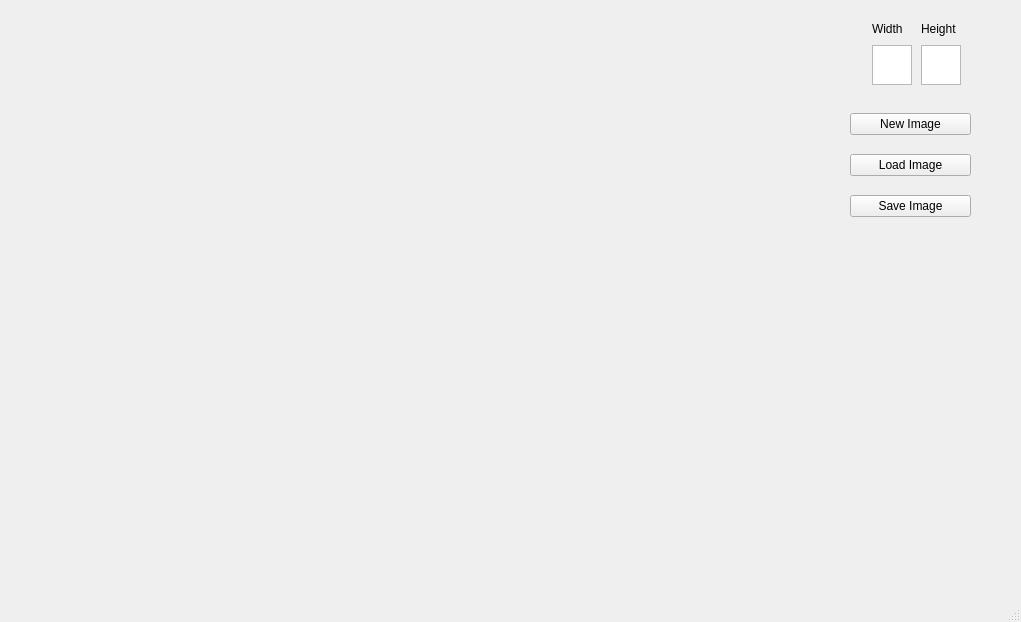
Sof-valur/Paint-, file PaintPP/mainwindow.ui: the form before one commit.
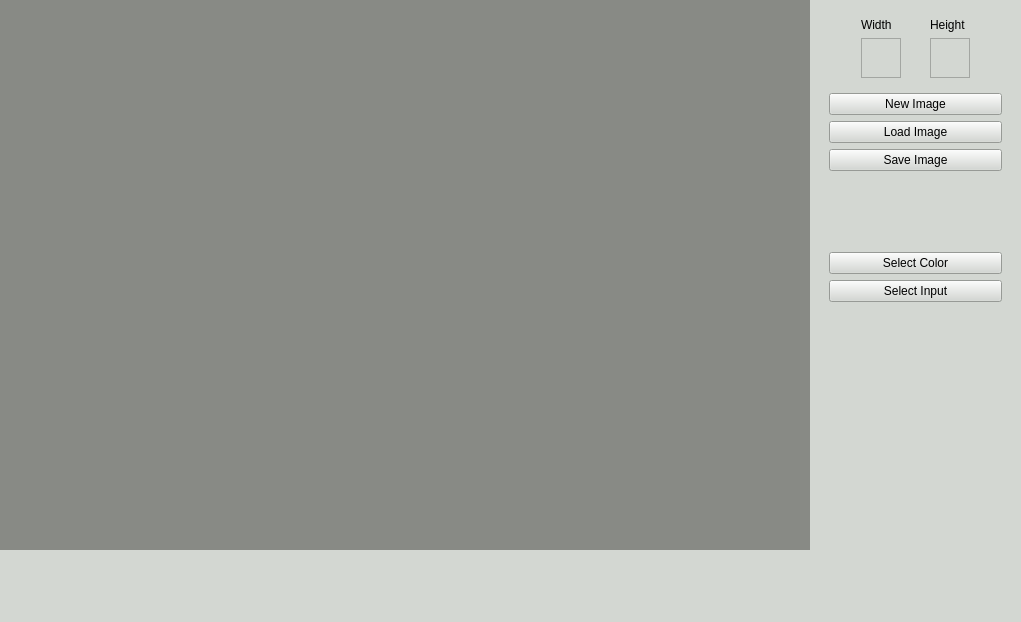
The form after the commit. Icons and pictures are not drawn.

Commit message:
color picker + crash fixes
agregado paleta de colores para elegir el color del trazo, problemas que generan crash en el programa fueron solucionados

What changed in the file:
```diff
--- a/PaintPP/mainwindow.ui
+++ b/PaintPP/mainwindow.ui
@@ -20,6 +20,10 @@
   <property name="autoFillBackground">
    <bool>false</bool>
   </property>
+  <property name="styleSheet">
+   <string notr="true">background-color: rgb(211, 215, 210);
+border-color: rgb(46, 52, 54);</string>
+  </property>
   <widget class="QWidget" name="centralwidget">
    <widget class="QLabel" name="Image_lbl">
     <property name="geometry">
@@ -42,6 +46,11 @@
     <property name="mouseTracking">
      <bool>true</bool>
     </property>
+    <property name="styleSheet">
+     <string notr="true">border-color: rgb(0, 0, 0);
+background-color: rgb(136, 138, 133);
+</string>
+    </property>
     <property name="text">
      <string/>
     </property>
@@ -51,22 +60,20 @@
      <rect>
       <x>820</x>
       <y>0</y>
-      <width>201</width>
-      <height>561</height>
+      <width>191</width>
+      <height>311</height>
      </rect>
     </property>
     <property name="autoFillBackground">
      <bool>false</bool>
     </property>
+    <property name="styleSheet">
+     <string notr="true">border-color: rgb(0, 0, 0);
+border-color: rgb(46, 52, 54);</string>
+    </property>
+    <layout class="QGridLayout" name="gridLayout_2">
+     <item row="0" column="0">
     <widget class="QFrame" name="formFrame">
-     <property name="geometry">
-      <rect>
-       <x>40</x>
-       <y>10</y>
-       <width>113</width>
-       <height>84</height>
-      </rect>
-     </property>
      <layout class="QGridLayout" name="gridLayout">
       <item row="0" column="1">
        <widget class="QLabel" name="Width_lbl">
@@ -116,15 +123,26 @@
       </item>
      </layout>
     </widget>
-    <widget class="QWidget" name="verticalLayoutWidget">
-     <property name="geometry">
-      <rect>
-       <x>30</x>
-       <y>100</y>
-       <width>121</width>
-       <height>131</height>
-      </rect>
-     </property>
+     </item>
+     <item row="3" column="0">
+      <layout class="QVBoxLayout" name="verticalLayout_2">
+       <item>
+        <widget class="QPushButton" name="Color_bttn">
+         <property name="text">
+          <string>Select Color</string>
+         </property>
+        </widget>
+       </item>
+       <item>
+        <widget class="QPushButton" name="Input_bttn">
+         <property name="text">
+          <string>Select Input</string>
+         </property>
+        </widget>
+       </item>
+      </layout>
+     </item>
+     <item row="1" column="0">
      <layout class="QVBoxLayout" name="verticalLayout">
       <item>
        <widget class="QPushButton" name="New_Image">
@@ -148,18 +166,22 @@
        </widget>
       </item>
      </layout>
-    </widget>
-   </widget>
-  </widget>
-  <widget class="QMenuBar" name="menubar">
-   <property name="geometry">
-    <rect>
-     <x>0</x>
-     <y>0</y>
-     <width>1021</width>
-     <height>25</height>
-    </rect>
-   </property>
+     </item>
+     <item row="2" column="0">
+      <spacer name="verticalSpacer">
+       <property name="orientation">
+        <enum>Qt::Vertical</enum>
+       </property>
+       <property name="sizeHint" stdset="0">
+        <size>
+         <width>20</width>
+         <height>40</height>
+        </size>
+       </property>
+      </spacer>
+     </item>
+    </layout>
+   </widget>
   </widget>
   <widget class="QStatusBar" name="statusbar"/>
  </widget>
```
Lines whose indentation alone changed are shown as unchanged. The commit also changes 4 other files.
